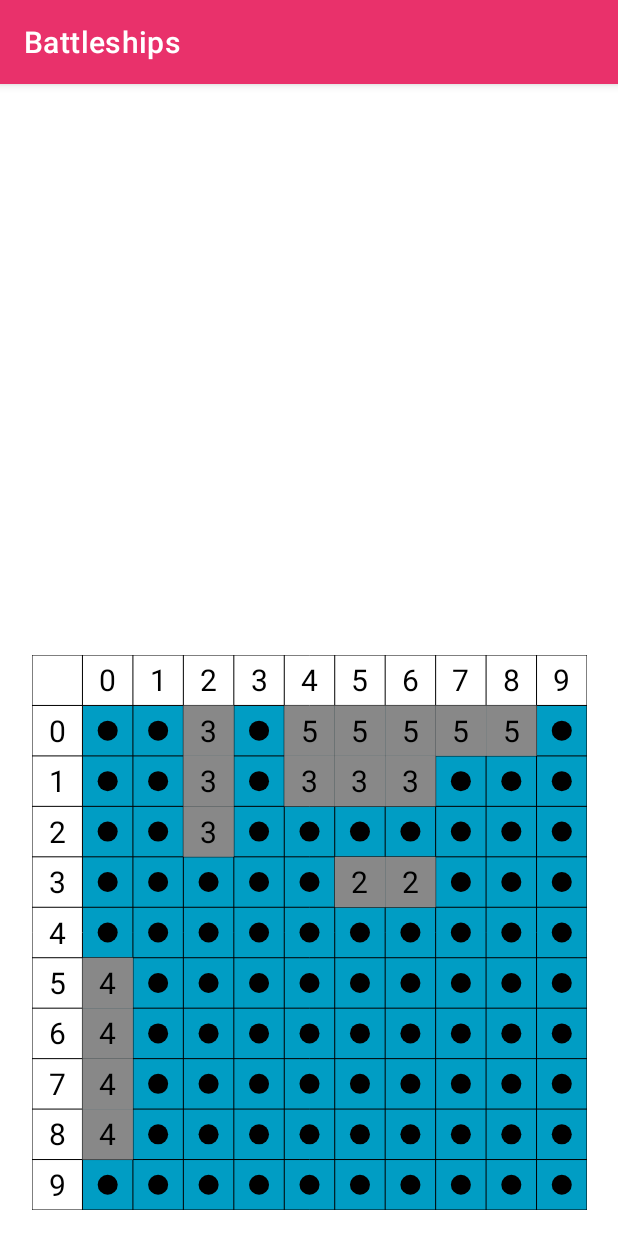
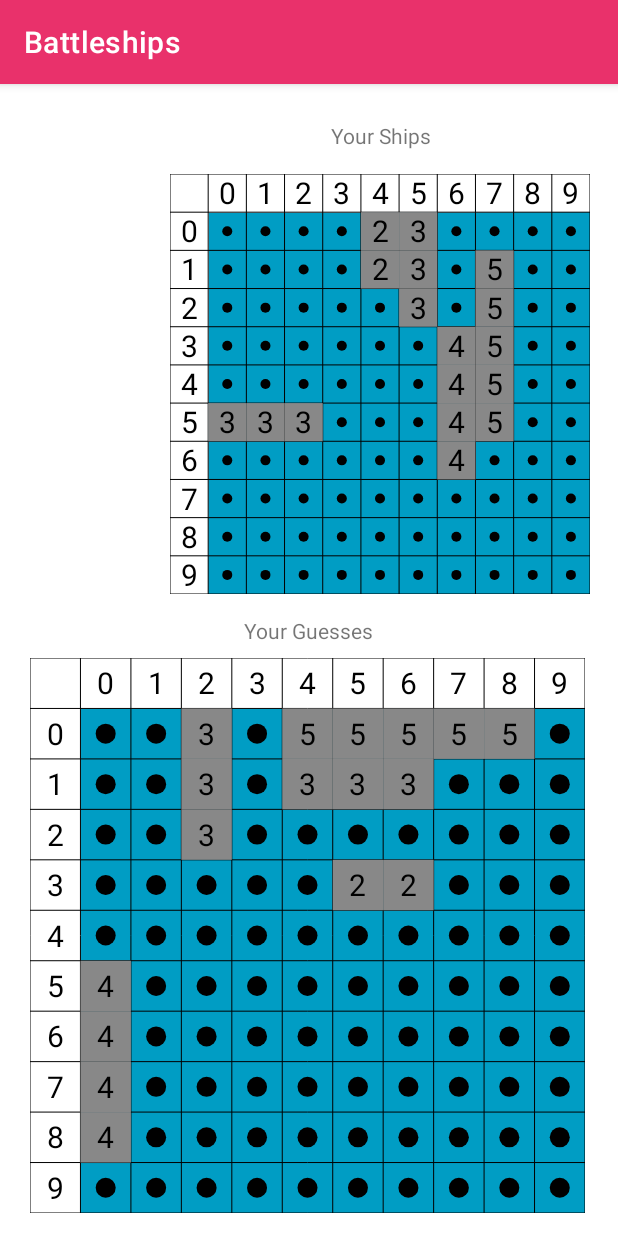
Before and after one commit to dwhalley15/battleships, an Android app: the screen it shows after launch (MainActivity), on a phone screen of 412 x 824 dp. Run offline under Robolectric (Android 15) with nearby library versions, the phone set to English and light mode, and no system bars.

Commit message:
Made a second view and added to main activity so that both player and opponents grids are visible.

```diff
--- /dev/null
+++ b/app/src/main/java/uk/ac/bournemouth/ap/battleships/GameViewTwo.kt
@@ -0,0 +1,170 @@
+package uk.ac.bournemouth.ap.battleships
+
+import android.content.Context
+import android.graphics.*
+import android.util.AttributeSet
+import android.view.View
+import uk.ac.bournemouth.ap.battleshiplib.BattleshipGrid
+import uk.ac.bournemouth.ap.battleshipslogic.MyBattleShipGame
+import uk.ac.bournemouth.ap.battleshipslogic.MyOpponent
+
+class GameViewTwo: View {
+    constructor(context: Context?) : super(context)
+    constructor(context: Context?, attrs: AttributeSet?) : super(context, attrs)
+    constructor(context: Context?, attrs: AttributeSet?, defStyleAttr: Int) : super(
+        context,
+        attrs,
+        defStyleAttr
+    )
+
+    private val blueGame = MyBattleShipGame(10,10)
+
+    //private val redShips = redGame.redPlayer.ships
+
+    private val blueGrid = blueGame.bluePlayerGrid
+
+    private val colCount:Int get() = blueGame.columns+1
+    private val rowCount:Int get() = blueGame.rows+1
+
+    private val backPaint: Paint = Paint(Paint.ANTI_ALIAS_FLAG).apply {
+        style = Paint.Style.FILL
+        color = Color.rgb(0,157,196)
+    }
+
+    private val headerPaint: Paint = Paint(Paint.ANTI_ALIAS_FLAG).apply {
+        style = Paint.Style.FILL_AND_STROKE
+        color = Color.WHITE
+    }
+
+    private val linePaint: Paint = Paint(Paint.ANTI_ALIAS_FLAG).apply {
+        style = Paint.Style.FILL_AND_STROKE
+        color = Color.BLACK
+    }
+
+    private val wordPaint: Paint = Paint(Paint.ANTI_ALIAS_FLAG).apply {
+        textAlign = Paint.Align.CENTER
+        textSize = 20f * resources.displayMetrics.density
+        typeface = Typeface.SANS_SERIF
+        color = Color.BLACK
+    }
+
+    private val dotPaint: Paint = Paint(Paint.ANTI_ALIAS_FLAG).apply{
+        strokeWidth = 10f
+        strokeCap = Paint.Cap.ROUND
+        color = Color.BLACK
+    }
+
+    private val circlePaint: Paint = Paint(Paint.ANTI_ALIAS_FLAG).apply{
+        style = Paint.Style.STROKE
+        strokeWidth = 10f
+        isAntiAlias = true
+        color = Color.BLUE
+    }
+
+    private val xPaint: Paint = Paint(Paint.ANTI_ALIAS_FLAG).apply {
+        textAlign = Paint.Align.CENTER
+        textSize = 20f * resources.displayMetrics.density
+        typeface = Typeface.SANS_SERIF
+        color = Color.BLUE
+    }
+
+    private val sunkPaint: Paint = Paint(Paint.ANTI_ALIAS_FLAG).apply {
+        style = Paint.Style.FILL_AND_STROKE
+        color = Color.BLUE
+    }
+
+    private val shipPaint: Paint = Paint(Paint.ANTI_ALIAS_FLAG).apply {
+        style = Paint.Style.FILL_AND_STROKE
+        color = Color.GRAY
+    }
+
+    private val textOffset = run {
+        val textBounds = Rect()
+        wordPaint.getTextBounds("X", 0, 1, textBounds)
+        (textBounds.top + textBounds.bottom) / -2f
+    }
+
+
+    override fun onDraw(canvas: Canvas) {
+
+        //Measure size of the canvas
+        val canvasWidth = width.toFloat()
+        val canvasHeight = height.toFloat()
+
+        //Set the cell size
+        val cellWidth = minOf(canvasWidth / colCount)
+        val cellHeight = minOf(canvasHeight / rowCount)
+
+        //Set circle radius
+        val radius: Float = minOf(cellWidth/2,cellHeight/2) -10f
+
+        //Draw background
+        canvas.drawRect(0f,0f, canvasWidth, canvasHeight, backPaint)
+
+        //Draw column headers
+        for(x in 0..colCount){
+            canvas.drawRect(x*cellWidth,0f,cellWidth, cellHeight,headerPaint)
+        }
+
+        //Draw column numbers
+        var xCount = 0
+        for(x in 1..colCount){
+            canvas.drawText("$xCount", x*cellWidth+cellWidth/2,cellHeight/2 + textOffset, wordPaint)
+            xCount += 1
+        }
+
+        //Draw row headers
+        for(y in 0..rowCount){
+            canvas.drawRect(0f,y*cellHeight,cellWidth, cellHeight, headerPaint)
+        }
+
+        //Draw row numbers
+        var yCount = 0
+        for(y in 1..rowCount){
+            canvas.drawText("$yCount", cellWidth/2,y*cellHeight+cellHeight/2 + textOffset, wordPaint)
+            yCount += 1
+        }
+
+
+
+        //Draw grid column lines
+        for(x in 0..colCount){
+            canvas.drawLine(x * cellWidth, 0f, x * cellWidth, canvasHeight, linePaint)
+        }
+
+        //Draw grid row lines
+        for(y in 0..rowCount){
+            canvas.drawLine(0f, y * cellHeight, canvasWidth, y * cellHeight, linePaint)
+        }
+
+
+        //Draw cell tokens
+        for(x in 2..colCount){
+            for(y in 2..rowCount){
+
+                //when(game.guess) returns hit, miss, or sunk else unsigned
+                if(blueGrid[x-2][y-2] != 0){
+                    canvas.drawRect((x-1)*cellWidth, (y-1)*cellHeight, (x)*cellWidth, (y)*cellHeight, shipPaint)
+                    canvas.drawText(blueGrid[x-2][y-2].toString(), x*cellWidth-cellWidth/2,y*cellHeight-cellHeight/2 + textOffset, wordPaint)
+                }
+                else{
+                    canvas.drawPoint(x * cellWidth - cellWidth / 2, y * cellHeight - cellHeight / 2, dotPaint)
+                }
+
+                //Unsigned token
+                //canvas.drawPoint(x * cellWidth - cellWidth / 2, y * cellHeight - cellHeight / 2, dotPaint)
+
+                //Miss token
+                //canvas.drawCircle(x*cellWidth-cellWidth/2,y*cellHeight-cellHeight/2,radius, circlePaint)
+
+                //Hit token
+                //canvas.drawText("X", x*cellWidth-cellWidth/2,y*cellHeight-cellHeight/2 + textOffset, xPaint)
+
+                //Sunk token
+                //canvas.drawRect(x*cellWidth, y*cellHeight, cellWidth, cellHeight, sunkPaint)
+            }
+        }
+    }
+
+
+}
--- a/app/src/main/res/layout/activity_main.xml
+++ b/app/src/main/res/layout/activity_main.xml
@@ -6,15 +6,51 @@
     android:layout_height="match_parent"
     tools:context=".MainActivity">
 
+    <TextView
+        android:id="@+id/yourGuessesText"
+        android:layout_width="wrap_content"
+        android:layout_height="wrap_content"
+        android:text="Your Guesses"
+        app:layout_constraintBottom_toTopOf="@+id/gameView"
+        app:layout_constraintEnd_toEndOf="parent"
+        app:layout_constraintStart_toStartOf="parent"
+        app:layout_constraintTop_toBottomOf="@+id/gameViewTwo"
+        app:layout_constraintVertical_bias="0.642" />
+
     <uk.ac.bournemouth.ap.battleships.GameView
         android:id="@+id/gameView"
         android:layout_width="370dp"
         android:layout_height="370dp"
         app:layout_constraintBottom_toBottomOf="parent"
         app:layout_constraintEnd_toEndOf="parent"
-        app:layout_constraintHorizontal_bias="0.5"
+        app:layout_constraintHorizontal_bias="0.478"
         app:layout_constraintStart_toStartOf="parent"
         app:layout_constraintTop_toTopOf="parent"
-        app:layout_constraintVertical_bias="0.956" />
+        app:layout_constraintVertical_bias="0.961" />
+
+    <uk.ac.bournemouth.ap.battleships.GameViewTwo
+        android:id="@+id/gameViewTwo"
+        android:layout_width="280dp"
+        android:layout_height="280dp"
+        android:layout_marginTop="60dp"
+        app:layout_constraintBottom_toTopOf="@+id/gameView"
+        app:layout_constraintEnd_toEndOf="parent"
+        app:layout_constraintHorizontal_bias="0.858"
+        app:layout_constraintStart_toStartOf="parent"
+        app:layout_constraintTop_toTopOf="parent"
+        app:layout_constraintVertical_bias="0.0" />
+
+    <TextView
+        android:id="@+id/yourShipsText"
+        android:layout_width="wrap_content"
+        android:layout_height="wrap_content"
+        android:layout_marginTop="16dp"
+        android:text="Your Ships"
+        app:layout_constraintBottom_toTopOf="@+id/gameViewTwo"
+        app:layout_constraintEnd_toEndOf="parent"
+        app:layout_constraintHorizontal_bias="0.641"
+        app:layout_constraintStart_toStartOf="parent"
+        app:layout_constraintTop_toTopOf="parent"
+        app:layout_constraintVertical_bias="0.36" />
 
 </androidx.constraintlayout.widget.ConstraintLayout>
--- a/logic/src/main/kotlin/uk/ac/bournemouth/ap/battleshipslogic/MyBattleShipGame.kt
+++ b/logic/src/main/kotlin/uk/ac/bournemouth/ap/battleshipslogic/MyBattleShipGame.kt
@@ -9,9 +9,9 @@ class MyBattleShipGame(override val columns: Int, override val rows: Int) : Batt
 
     val redPlayerGrid = redPlayer.placeShipsOnGrid(redPlayer.ships)
 
-    //private val bluePLayer = MyOpponent(columns, rows)
+    private val bluePLayer = MyOpponent(columns, rows)
 
-    //val bluePlayerGrid = bluePLayer.placeShipsOnGrid(bluePLayer.ships)
+    val bluePlayerGrid = bluePLayer.placeShipsOnGrid(bluePLayer.ships)
 
 
 }
```
